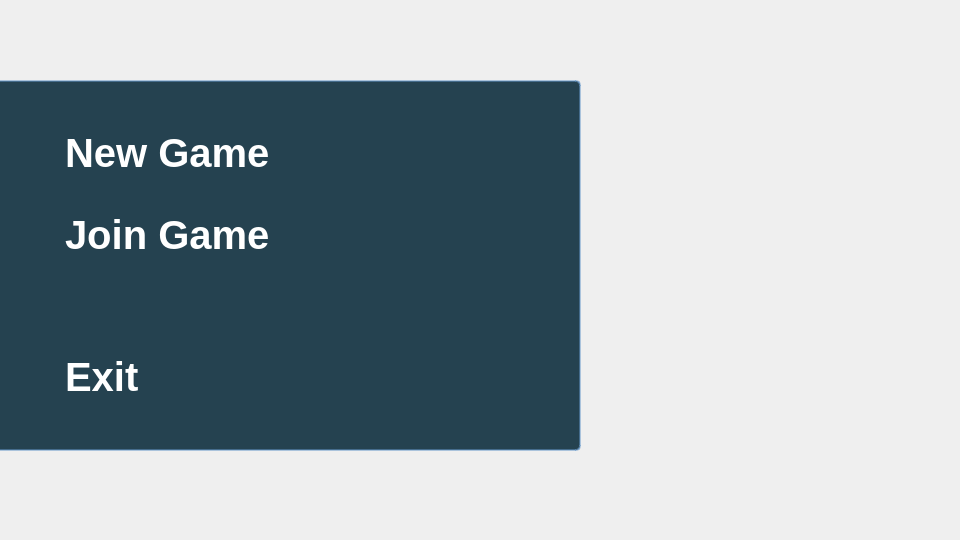
manucampoliete/tp-grupal-2025c2-grupo-3, file client/lobby/mainmenu.ui: the form before one commit.
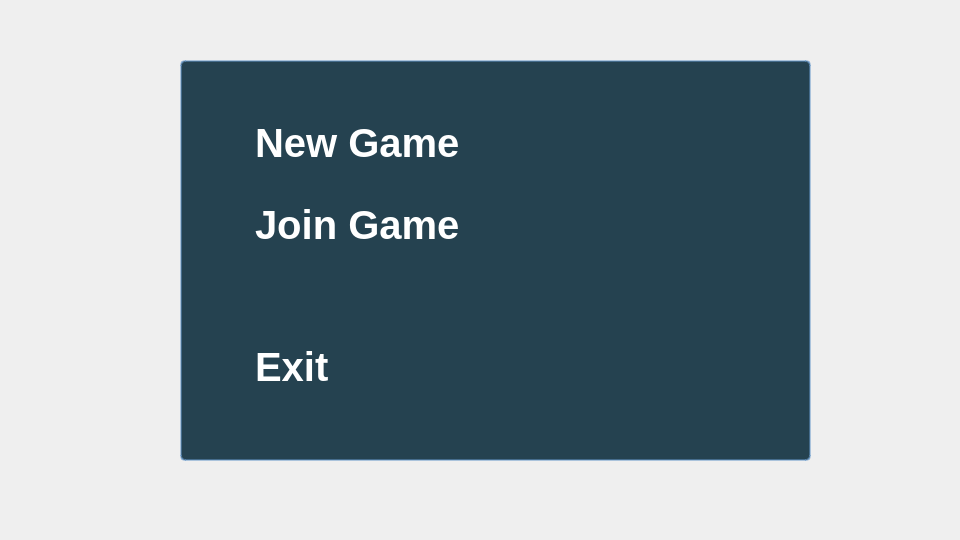
The form after the commit.

Commit message: style: car selector & car cards are updated, minor spacing fix needed

Patch:
```diff
--- a/client/lobby/mainmenu.ui
+++ b/client/lobby/mainmenu.ui
@@ -51,15 +51,26 @@
 QPushButton:pressed {
     background-color: rgba(0, 100, 200, 0.5); 
     color: #FFA500; 
+}
+
+CarSelector QPushButton {
+    background-color: #ffffff; 
+    color: #a3be8c; 
+    font-size: 14pt; 
+    border-radius: 5px; 
+}
+
+CarSelector QPushButton:hover {
+    background-color: #5e81ac; 
 }</string>
   </property>
   <widget class="QWidget" name="menuContainer" native="true">
    <property name="geometry">
     <rect>
-     <x>-10</x>
-     <y>80</y>
-     <width>591</width>
-     <height>371</height>
+     <x>180</x>
+     <y>60</y>
+     <width>631</width>
+     <height>401</height>
     </rect>
    </property>
    <property name="styleSheet">
@@ -69,8 +80,8 @@
     <property name="geometry">
      <rect>
       <x>60</x>
-      <y>30</y>
-      <width>471</width>
+      <y>40</y>
+      <width>521</width>
       <height>321</height>
      </rect>
     </property>
```
The commit also changes 10 other files.
